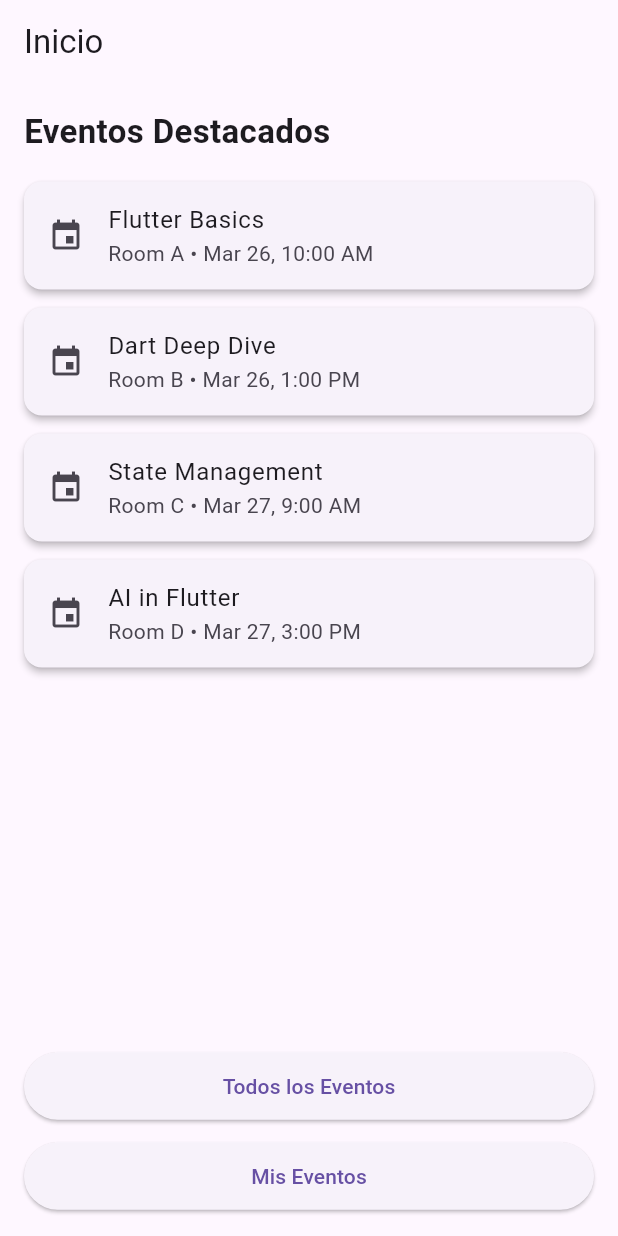
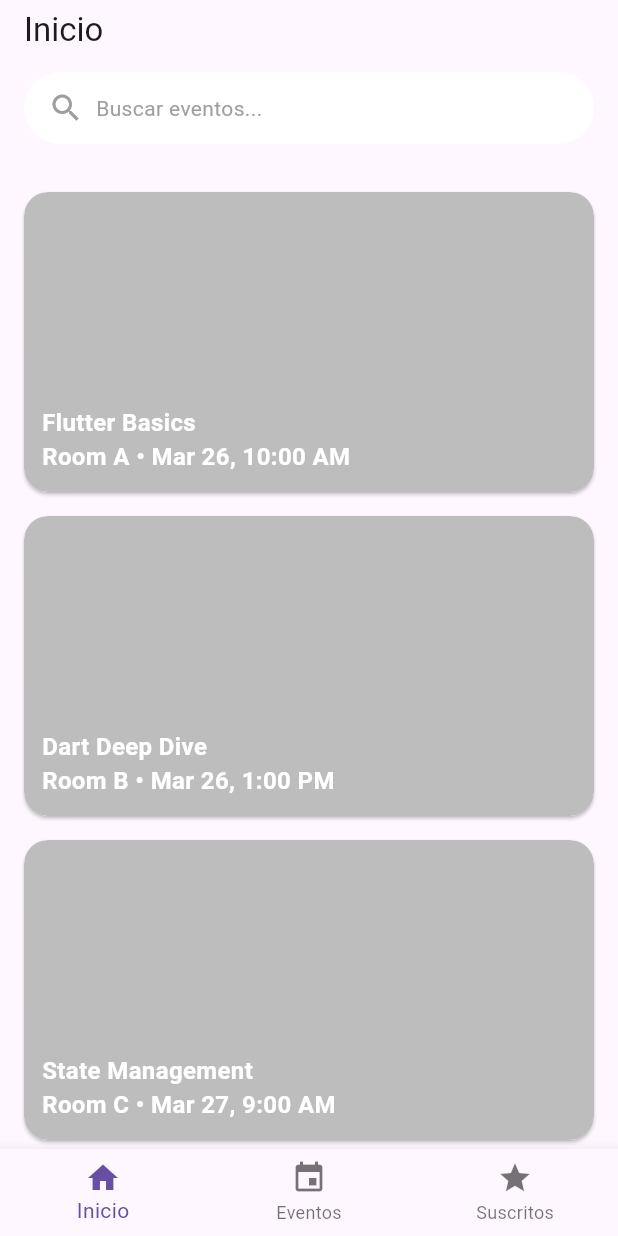
Before and after one commit to lunajulio/f_events_app, a Flutter app: the screen it shows after launch, on a phone screen of 412 x 824 dp. Run offline on Flutter 3.47's test engine with Material 3 defaults, Android fonts, the phone set to English and light mode, and no system bars; our stand-ins replace get.

Commit message:
Update
Se crearon main page y search page. Se creo el controllador para el home_page. Se añadio un botom page navigation. Creacion de algunos eventos en local. Creacion de la clase Event. Y modificacion de la apariencia de los eventos en el homepage.

```diff
--- /dev/null
+++ b/lib/controllers/home_controller.dart
@@ -0,0 +1,30 @@
+import 'package:event_app/models/events.dart';
+import 'package:get/get.dart';
+import '../models/events.dart';
+import '../data/dummy_events.dart';
+
+class HomeController extends GetxController {
+  RxList<Event> allEvents = <Event>[].obs;
+  RxList<Event> subscribedEvents = <Event>[].obs;
+
+  @override
+  void onInit() {
+    allEvents.addAll(dummyEvents);
+    subscribedEvents.addAll(dummyEvents.where((e) => e.subscribed));
+    super.onInit();
+  }
+
+  void toggleSubscription(Event event) {
+    final index = allEvents.indexWhere((e) => e.id == event.id);
+    if (index != -1) {
+      final updated = event.copyWith(subscribed: !event.subscribed);
+      allEvents[index] = updated;
+
+      if (updated.subscribed) {
+        subscribedEvents.add(updated);
+      } else {
+        subscribedEvents.removeWhere((e) => e.id == updated.id);
+      }
+    }
+  }
+}
--- /dev/null
+++ b/lib/data/dummy_events.dart
@@ -0,0 +1,8 @@
+import '../models/events.dart';
+
+final List<Event> dummyEvents = [
+  Event(title: 'Flutter Basics', location: 'Room A', date: 'Mar 26, 10:00 AM', image: '', time: '2:00', description: 'Flutter', id: '12051'),
+  Event(title: 'Dart Deep Dive', location: 'Room B', date: 'Mar 26, 1:00 PM', image: '', time: '1:00', description: 'Dart', id: '18494'),
+  Event(title: 'State Management', location: 'Room C', date: 'Mar 27, 9:00 AM', image: '', time: '5:00', description: 'State', id: '50371'),
+  Event(title: 'AI in Flutter', location: 'Room D', date: 'Mar 27, 3:00 PM', image: '', time: '2:30', description: 'Flutter Ai', id: '19562'),
+];
--- a/lib/main.dart
+++ b/lib/main.dart
@@ -1,5 +1,5 @@
 import 'package:flutter/material.dart';
-import 'pages/homepage.dart';
+import 'pages/main_page.dart';
 
 void main() {
   runApp(const EventApp());
@@ -13,7 +13,7 @@ class EventApp extends StatelessWidget {
     return MaterialApp(
       title: 'Event App',
       theme: ThemeData(primarySwatch: Colors.indigo),
-      home: const HomePage(),
+      home: const MainPage(),
       debugShowCheckedModeBanner: false,
     );
   }
--- /dev/null
+++ b/lib/models/events.dart
@@ -0,0 +1,43 @@
+class Event {
+  final String id;
+  final String title;
+  final String location;
+  final String date;
+  final String time;
+  final String description;
+  bool subscribed;
+  final String? image;
+
+  Event({
+    required this.id,
+    required this.title,
+    required this.location,
+    required this.date,
+    required this.time,
+    required this.description,
+    this.subscribed = false,
+    required this.image
+  });
+
+  Event copyWith({
+    String? id,
+    String? title,
+    String? location,
+    String? date,
+    String? time,
+    String? description,
+    bool? subscribed,
+    String? image,
+  }) {
+    return Event(
+      id: id ?? this.id,
+      title: title ?? this.title,
+      location: location ?? this.location,
+      date: date ?? this.date,
+      time: time ?? this.time,
+      description: description ?? this.description,
+      subscribed: subscribed ?? this.subscribed,
+      image: image ?? this.image,
+    );
+  }
+}
--- a/lib/pages/homepage.dart
+++ b/lib/pages/homepage.dart
@@ -1,70 +1,57 @@
 import 'package:flutter/material.dart';
-
+import '../data/dummy_events.dart';
+import '../models/events.dart';
 import 'all_events.dart';
 import 'my_events.dart';
+import 'search_page.dart';
+
+import 'package:flutter/material.dart';
+import 'package:get/get.dart';
+import '../controllers/home_controller.dart';
+import '../widgets/event_card.dart';
 
 class HomePage extends StatelessWidget {
-  const HomePage({super.key});
-
-  final List<Map<String, String>> dummyEvents = const [
-    {'title': 'Flutter Basics', 'location': 'Room A', 'date': 'Mar 26, 10:00 AM'},
-    {'title': 'Dart Deep Dive', 'location': 'Room B', 'date': 'Mar 26, 1:00 PM'},
-    {'title': 'State Management', 'location': 'Room C', 'date': 'Mar 27, 9:00 AM'},
-    {'title': 'AI in Flutter', 'location': 'Room D', 'date': 'Mar 27, 3:00 PM'},
-  ];
+  HomePage({super.key});
+  final HomeController controller = Get.put(HomeController());
 
   @override
   Widget build(BuildContext context) {
     return Scaffold(
       appBar: AppBar(
         title: const Text('Inicio'),
-      ),
-      body: Padding(
-        padding: const EdgeInsets.all(16.0),
-        child: Column(
-          crossAxisAlignment: CrossAxisAlignment.start,
-          children: [
-            const Text(
-              'Eventos Destacados',
-              style: TextStyle(fontSize: 22, fontWeight: FontWeight.bold),
-            ),
-            const SizedBox(height: 12),
-            Expanded(
-              child: ListView.builder(
-                itemCount: dummyEvents.length,
-                itemBuilder: (context, index) {
-                  final event = dummyEvents[index];
-                  return Card(
-                    elevation: 2,
-                    margin: const EdgeInsets.symmetric(vertical: 6),
-                    child: ListTile(
-                      title: Text(event['title']!),
-                      subtitle: Text('${event['location']} • ${event['date']}'),
-                      leading: const Icon(Icons.event),
-                    ),
-                  );
-                },
+        bottom: PreferredSize(
+          preferredSize: const Size.fromHeight(48),
+          child: Padding(
+            padding: const EdgeInsets.symmetric(horizontal: 16.0, vertical: 8.0),
+            child: GestureDetector(
+              onTap: () {
+                // Aquí redirigirás a la página de búsqueda
+              },
+              child: Container(
+                padding: const EdgeInsets.symmetric(horizontal: 16, vertical: 12),
+                decoration: BoxDecoration(
+                  color: Colors.white,
+                  borderRadius: BorderRadius.circular(30),
+                ),
+                child: Row(
+                  children: const [
+                    Icon(Icons.search, color: Colors.grey),
+                    SizedBox(width: 8),
+                    Text('Buscar eventos...', style: TextStyle(color: Colors.grey)),
+                  ],
+                ),
               ),
             ),
-            const SizedBox(height: 20),
-            ElevatedButton(
-              onPressed: () {
-                Navigator.push(context, MaterialPageRoute(builder: (_) => const AllEventsPage()));
-              },
-              style: ElevatedButton.styleFrom(minimumSize: const Size.fromHeight(45)),
-              child: const Text('Todos los Eventos'),
-            ),
-            const SizedBox(height: 12),
-            ElevatedButton(
-              onPressed: () {
-                Navigator.push(context, MaterialPageRoute(builder: (_) => const MyEventsPage()));
-              },
-              style: ElevatedButton.styleFrom(minimumSize: const Size.fromHeight(45)),
-              child: const Text('Mis Eventos'),
-            ),
-          ],
+          ),
         ),
       ),
+      body: Obx(() => ListView.builder(
+            padding: const EdgeInsets.all(16),
+            itemCount: controller.allEvents.length,
+            itemBuilder: (context, index) {
+              return EventCard(event: controller.allEvents[index]);
+            },
+          )),
     );
   }
 }
--- /dev/null
+++ b/lib/pages/main_page.dart
@@ -0,0 +1,39 @@
+import 'package:event_app/pages/homepage.dart';
+import 'package:flutter/material.dart';
+import 'all_events.dart';
+import 'my_events.dart';
+
+class MainPage extends StatefulWidget {
+  const MainPage({super.key});
+
+  @override
+  State<MainPage> createState() => _MainPageState();
+}
+
+class _MainPageState extends State<MainPage> {
+  int _currentIndex = 0;
+
+  final List<Widget> _pages = [
+    HomePage(),
+    const AllEventsPage(),
+    const MyEventsPage(),
+  ];
+
+  @override
+  Widget build(BuildContext context) {
+    return Scaffold(
+      body: _pages[_currentIndex],
+      bottomNavigationBar: BottomNavigationBar(
+        currentIndex: _currentIndex,
+        onTap: (int index) {
+          setState(() => _currentIndex = index);
+        },
+        items: const [
+          BottomNavigationBarItem(icon: Icon(Icons.home), label: 'Inicio'),
+          BottomNavigationBarItem(icon: Icon(Icons.event), label: 'Eventos'),
+          BottomNavigationBarItem(icon: Icon(Icons.star), label: 'Suscritos'),
+        ],
+      ),
+    );
+  }
+}
--- /dev/null
+++ b/lib/pages/search_page.dart
@@ -0,0 +1,15 @@
+import 'package:flutter/material.dart';
+
+class SearchPage extends StatelessWidget {
+  const SearchPage({super.key});
+
+  @override
+  Widget build(BuildContext context) {
+    return Scaffold(
+      appBar: AppBar(title: const Text('Buscar Eventos')),
+      body: const Center(
+        child: Text('Aquí podrás buscar eventos.'),
+      ),
+    );
+  }
+}
--- /dev/null
+++ b/lib/widgets/event_card.dart
@@ -0,0 +1,56 @@
+import 'package:flutter/material.dart';
+import '../models/events.dart';
+
+class EventCard extends StatelessWidget {
+  final Event event;
+
+  const EventCard({super.key, required this.event});
+
+  @override
+  Widget build(BuildContext context) {
+    final hasImage = event.image != null && event.image!.isNotEmpty;
+
+    return Card(
+      clipBehavior: Clip.antiAlias,
+      shape: RoundedRectangleBorder(borderRadius: BorderRadius.circular(16)),
+      margin: const EdgeInsets.symmetric(vertical: 8),
+      child: Stack(
+        children: [
+          hasImage
+              ? Image.asset(
+                  event.image!,
+                  height: 200,
+                  width: double.infinity,
+                  fit: BoxFit.cover,
+                )
+              : Container(
+                  height: 200,
+                  width: double.infinity,
+                  decoration: BoxDecoration(
+                    color: Colors.grey[400],
+                    borderRadius: BorderRadius.circular(16),
+                  ),
+                ),
+          Positioned(
+            left: 12,
+            bottom: 12,
+            child: Text(
+              '${event.title}\n${event.location} • ${event.date}',
+              style: const TextStyle(
+                color: Colors.white,
+                fontSize: 16,
+                fontWeight: FontWeight.bold,
+              ),
+            ),
+          ),
+          if (event.subscribed)
+            const Positioned(
+              top: 12,
+              right: 12,
+              child: Icon(Icons.star, color: Colors.yellow),
+            ),
+        ],
+      ),
+    );
+  }
+}
--- a/pubspec.yaml
+++ b/pubspec.yaml
@@ -66,6 +66,8 @@ flutter:
   # included with your application, so that you can use the icons in
   # the material Icons class.
   uses-material-design: true
+  assets:
+    - assets/images/
 
   # To add assets to your application, add an assets section, like this:
   # assets:
```
Also changed, not shown: 1 other file.
